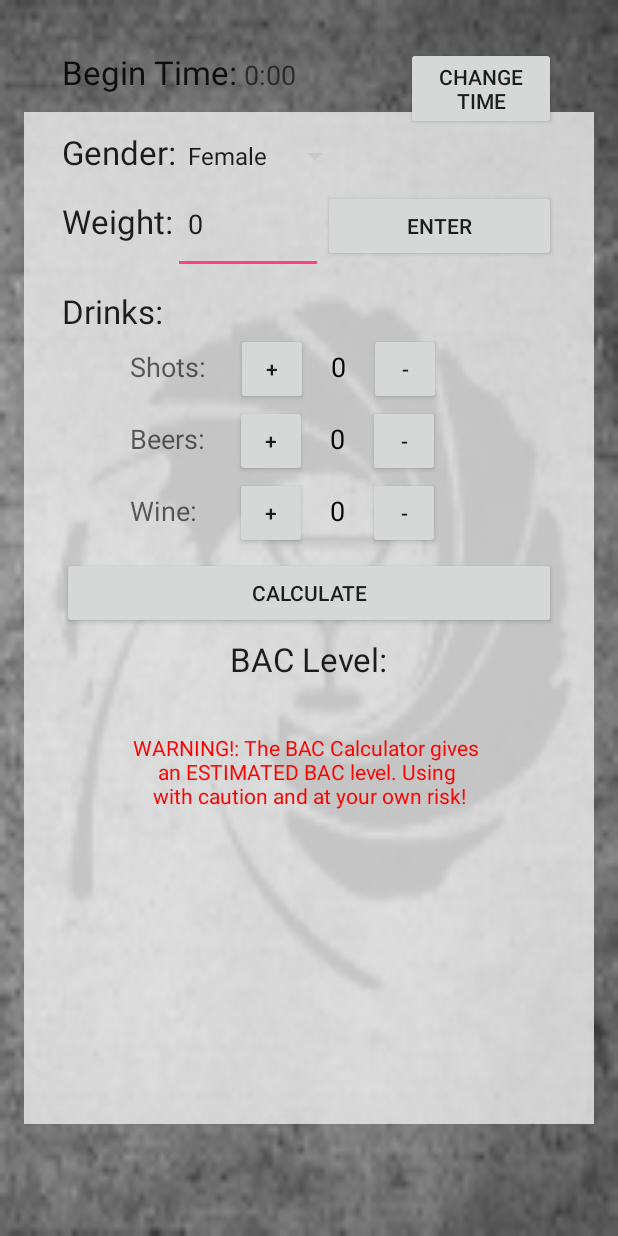
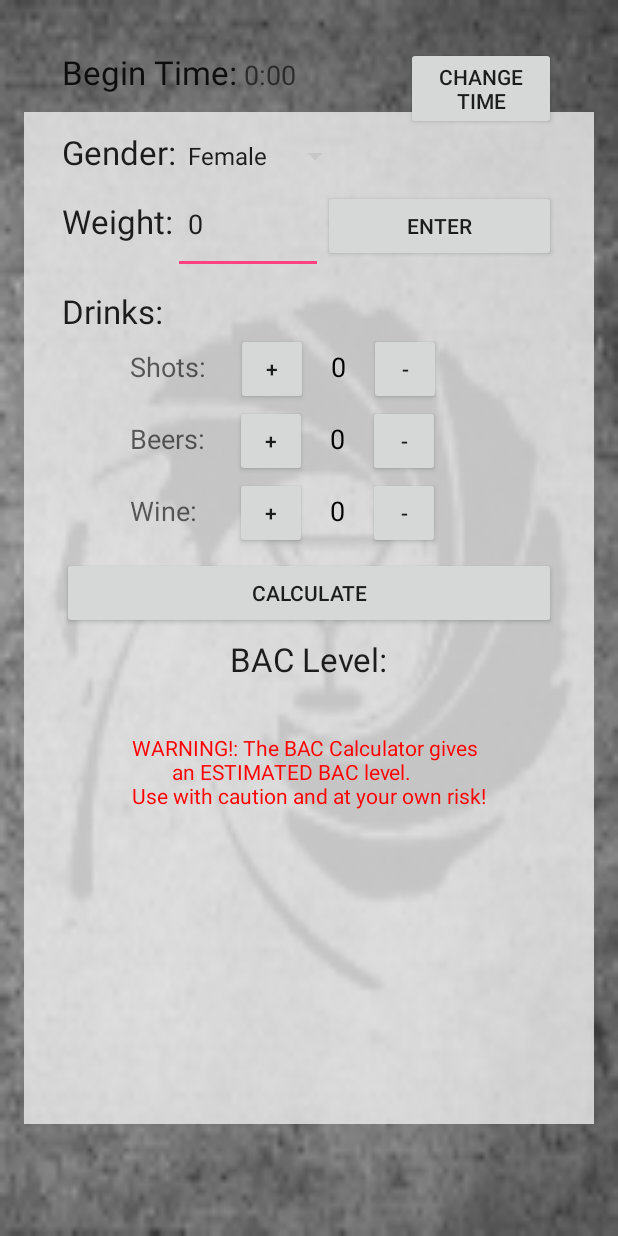
Before and after one commit to BrianCrosser/Shaken_Not_Stirred, an Android app: the BAC_CalculatorActivity screen opened directly, with no data from a screen before it, on a phone screen of 412 x 824 dp. Run offline under Robolectric (Android 15) with nearby library versions, the phone set to English and light mode, and no system bars.

Commit message:
change BAC warning text

```diff
--- a/app/src/main/res/layout/activity_bac_calculator.xml
+++ b/app/src/main/res/layout/activity_bac_calculator.xml
@@ -274,7 +274,7 @@
                 android:layout_width="wrap_content"
                 android:layout_height="wrap_content"
                 android:textAppearance="?android:attr/textAppearanceSmall"
-                android:text="WARNING!: The BAC Calculator gives \n     an ESTIMATED BAC level. Using \n    with caution and at your own risk!"
+                android:text="WARNING!: The BAC Calculator gives \n        an ESTIMATED BAC level.  \nUse with caution and at your own risk!"
                 android:id="@+id/textView13"
                 android:textColor="#ff0000"
                 android:layout_gravity="center"
```
